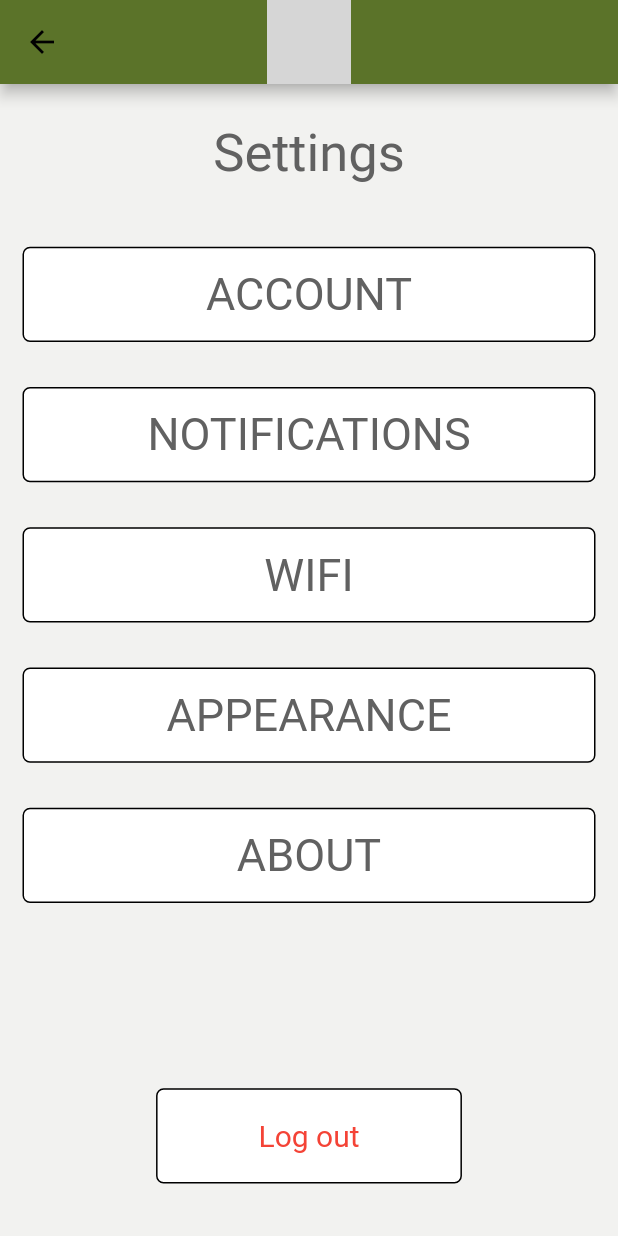
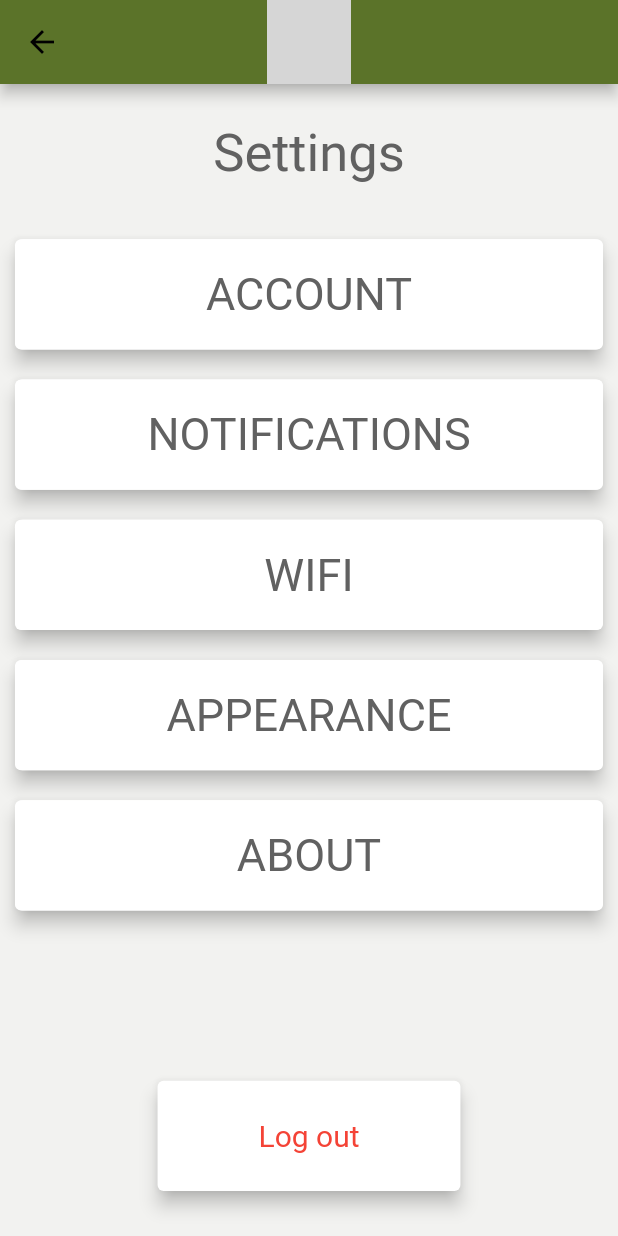
Before and after one commit to nip009/water_plant, a Flutter app: the SettingsScreen screen opened directly, on a phone screen of 412 x 824 dp. Run offline on Flutter 3.47's test engine with Material 2 defaults, Android fonts, the phone set to English and light mode, and no system bars; our stand-ins replace gradient_app_bar; missing offline and left inert: custom_navigator; grey boxes are pictures that could not be loaded.

```diff
--- a/lib/constants.dart
+++ b/lib/constants.dart
@@ -3,6 +3,8 @@ library constants;
 import 'package:flutter/material.dart';
 
 const int ALLOWED_NUMBER_OF_PLANTS_IN_TANK = 4;
+
+const int MAX_CHARS_DEVICE_NAME = 22;
 
 const Color BOTTOM_NAVIGATION_BAR_COLOR = const Color(0xff5b7329); // dark green
 
--- a/lib/objects/watertankdevice/water_tank_device.dart
+++ b/lib/objects/watertankdevice/water_tank_device.dart
@@ -2,7 +2,7 @@ import 'package:water_plant/objects/plant/plant.dart';
 import 'package:water_plant/constants.dart' as Constants;
 import '../IPlantAndWaterTank.dart';
 
-/// This device can have up to five [Plant]s. It keeps track of the water level
+/// This device can have up to four [Plant]s. It keeps track of the water level
 /// of the tank, as well as which plants belong to the device.
 class WaterTankDevice implements IPlantAndWaterTank {
   String name;
--- a/lib/src/screens/homepage/homepage.dart
+++ b/lib/src/screens/homepage/homepage.dart
@@ -4,7 +4,7 @@ import 'package:flutter/material.dart';
 import 'package:water_plant/objects/plant/plant.dart';
 import 'package:water_plant/objects/watertankdevice/water_tank_device.dart';
 import 'package:water_plant/src/screens/homepage/components/homepage_body.dart';
-import 'package:water_plant/src/screens/plants_belonging_to_tank/plants_belonging_to_tank.dart';
+import 'package:water_plant/src/screens/tank_overview/tank_overview.dart';
 import 'package:water_plant/src/screens/plants_overview/plants_overview.dart';
 import 'package:water_plant/src/screens/search_plant_info/search_plant_info.dart';
 import 'package:water_plant/src/screens/settings/settings_screen.dart';
@@ -24,11 +24,9 @@ class HomePageScreen extends StatefulWidget {
   }
 
   removeTank(WaterTankDevice tank) {
-    print(tanks);
     if (tanks.contains(tank)) {
       tanks.remove(tank);
     }
-    print(tanks);
   }
 
   @override
--- a/lib/src/screens/settings/settings_screen.dart
+++ b/lib/src/screens/settings/settings_screen.dart
@@ -4,8 +4,6 @@ import 'package:water_plant/constants.dart' as Constants;
 class SettingsScreen extends StatelessWidget {
   @override
   Widget build(BuildContext context) {
-    bool isDark = MediaQuery.of(context).platformBrightness == Brightness.dark;
-    Color color = isDark ? Constants.BORDER_COLOR : Colors.white;
     return Scaffold(
       appBar: AppBar(
         title: ClipRRect(
@@ -34,43 +32,37 @@ class SettingsScreen extends StatelessWidget {
             Expanded(
               child: ChoiceButton(
                 text: 'ACCOUNT',
-                color: color,
               ),
             ),
             Expanded(
               child: ChoiceButton(
                 text: 'NOTIFICATIONS',
-                color: color,
               ),
             ),
             Expanded(
               child: ChoiceButton(
                 text: 'WIFI',
-                color: color,
               ),
             ),
             Expanded(
               child: ChoiceButton(
                 text: 'APPEARANCE',
-                color: color,
               ),
             ),
             Expanded(
               child: ChoiceButton(
                 text: 'ABOUT',
-                color: color,
               ),
             ),
             Spacer(),
             Expanded(
+              child: Card(
+                color: Colors.white,
+                margin: EdgeInsets.all(10),
+                elevation: 5,
                 child: Container(
-                margin: EdgeInsets.all(15),
                   decoration: BoxDecoration(
                     borderRadius: BorderRadius.circular(5),
-                  border: Border.all(
-                    width: 1,
-                  ),
-                  color: color,
                   ),
                   child: Align(
                     widthFactor: 3,
@@ -78,6 +70,7 @@ class SettingsScreen extends StatelessWidget {
                     child: Text(
                       "Log out",
                       style: TextStyle(color: Colors.red, fontSize: 20),
+                    ),
                   ),
                 ),
               ),
@@ -96,24 +89,21 @@ class ChoiceButton extends StatelessWidget {
   const ChoiceButton({
     Key key,
     @required this.text,
-    @required this.color,
   }) : super(key: key);
 
   final String text;
-  final Color color;
 
   @override
   Widget build(BuildContext context) {
-    return Container(
-      padding: EdgeInsets.all(0),
+    return Card(
+      margin: EdgeInsets.all(10),
+      color: Colors.white,
+      elevation: 5,
+      child: Container(
         decoration: BoxDecoration(
-        border: Border.all(
-          width: 1,
+          borderRadius: BorderRadius.circular(5),
+          color: Colors.white,
         ),
-        borderRadius: BorderRadius.circular(5),
-        color: color,
-      ),
-      margin: EdgeInsets.all(15),
         child: Center(
           child: Text(
             this.text,
@@ -122,6 +112,7 @@ class ChoiceButton extends StatelessWidget {
             ),
           ),
         ),
+      ),
     );
   }
 }
```
Also changed, not shown: lib/src/screens/homepage/components/homepage_body.dart (+12 -3 lines), lib/src/screens/search_plant_info/search_plant_info.dart (+5 -5 lines), lib/src/screens/tank_overview/add_new_tank/add_new_tank.dart (added, +180 -0 lines), lib/src/screens/tank_overview/tank_overview.dart (renamed from lib/src/screens/plants_belonging_to_tank/plants_belonging_to_tank.dart, +4 -6 lines). Lines whose indentation alone changed are shown as unchanged.
